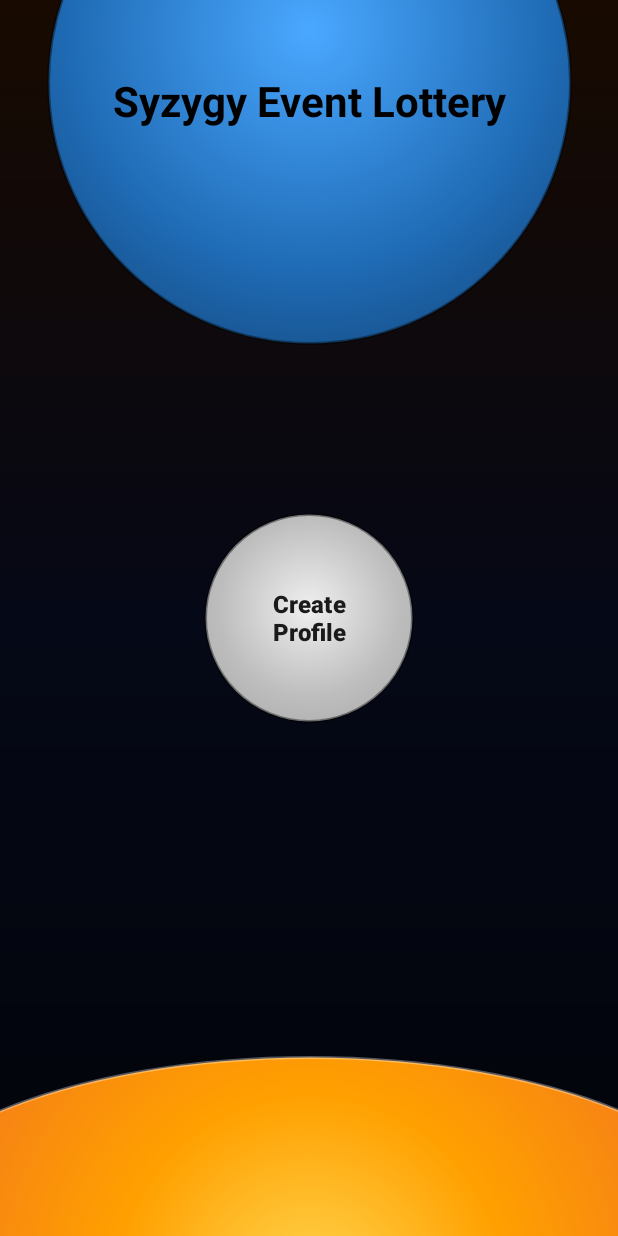
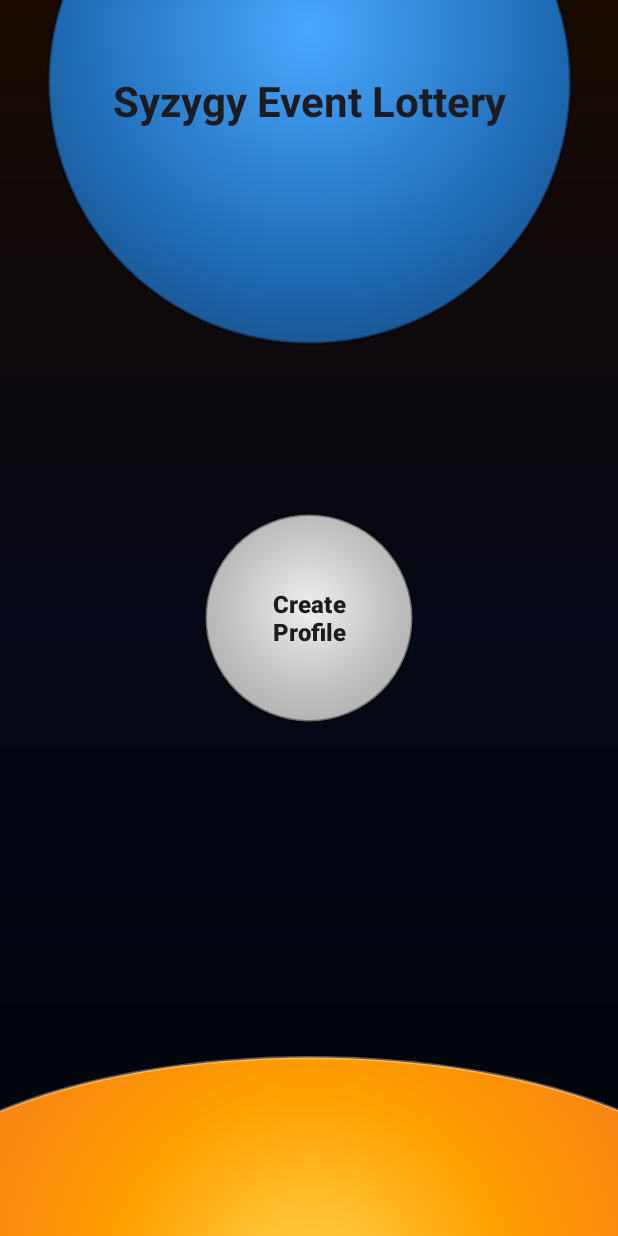
Before and after one commit to CMPUT301F25Syzygy/Syzygy-EventApp, an Android app: the screen it shows after launch (WelcomeActivity), on a phone screen of 412 x 824 dp. Run offline under Robolectric (Android 15) with nearby library versions, the phone set to English and light mode, and no system bars; our stand-ins replace Firebase (no records; nobody signed in at launch, a user with empty details on screens opened directly).

Commit message:
fix hard-coded colours

```diff
--- a/SyzygyEventApp/app/src/main/res/layout/activity_welcome.xml
+++ b/SyzygyEventApp/app/src/main/res/layout/activity_welcome.xml
@@ -37,7 +37,7 @@
         android:text="Syzygy Event Lottery"
         android:textSize="28sp"
         android:textStyle="bold"
-        android:textColor="@android:color/black"
+        android:textColor="?android:attr/textColorPrimary"
         android:gravity="center"
         android:paddingTop="48dp"
         android:paddingBottom="16dp"
@@ -62,21 +62,21 @@
         android:id="@+id/createProfileButton"
         android:layout_width="140dp"
         android:layout_height="140dp"
+        android:background="@android:color/transparent"
+        android:backgroundTint="@null"
+        android:gravity="center"
         android:text="Create Profile"
+        android:textColor="?android:attr/textColorPrimary"
+
         android:textSize="16sp"
         android:textStyle="bold"
-        android:gravity="center"
-        android:textColor="#FF1A1A1A"
+        android:visibility="gone"
 
-        android:background="@android:color/transparent"
-        android:backgroundTint="@null"
         app:backgroundTint="@null"
-
-        android:visibility="gone"
+        app:layout_constraintBottom_toBottomOf="parent"
+        app:layout_constraintEnd_toEndOf="parent"
+        app:layout_constraintStart_toStartOf="parent"
         app:layout_constraintTop_toTopOf="parent"
-        app:layout_constraintBottom_toBottomOf="parent"
-        app:layout_constraintStart_toStartOf="parent"
-        app:layout_constraintEnd_toEndOf="parent"
         app:layout_constraintVertical_bias="0.5" />
 
 </androidx.constraintlayout.widget.ConstraintLayout>
--- a/SyzygyEventApp/app/src/main/res/layout/fragment_administrator.xml
+++ b/SyzygyEventApp/app/src/main/res/layout/fragment_administrator.xml
@@ -49,7 +49,7 @@
         <View
             android:layout_width="match_parent"
             android:layout_height="1dp"
-            android:background="#E0E0E0"
+            android:background="@color/grey"
             android:layout_marginVertical="8dp"/>
 
     </LinearLayout>
--- a/SyzygyEventApp/app/src/main/res/layout/fragment_organizer.xml
+++ b/SyzygyEventApp/app/src/main/res/layout/fragment_organizer.xml
@@ -63,8 +63,8 @@
         <View
             android:layout_width="match_parent"
             android:layout_height="1dp"
-            android:background="#E0E0E0"
-            android:layout_marginVertical="8dp"/>
+            android:layout_marginVertical="8dp"
+            android:background="@color/grey" />
 
         <!-- Past Events Section -->
         <com.example.syzygy_eventapp.OrganizerEventSummaryListView
--- a/SyzygyEventApp/app/src/main/res/layout/fragment_qr_generate.xml
+++ b/SyzygyEventApp/app/src/main/res/layout/fragment_qr_generate.xml
@@ -65,10 +65,10 @@
             android:id="@+id/export_button"
             android:layout_width="0dp"
             android:layout_height="wrap_content"
+            android:layout_marginEnd="8dp"
             android:layout_weight="1"
-            android:layout_marginEnd="8dp"
+            android:backgroundTint="@color/green"
             android:text="Export QR Code"
-            android:backgroundTint="#2E7D32"
             android:textColor="?android:attr/colorBackground" />
 
         <Button
@@ -78,7 +78,7 @@
             android:layout_weight="1"
             android:layout_marginStart="8dp"
             android:text="Close"
-            android:backgroundTint="#007BFF"
+            android:backgroundTint="@color/blue"
             android:textColor="?android:attr/colorBackground" />
     </LinearLayout>
 
--- a/SyzygyEventApp/app/src/main/res/values-night/themes.xml
+++ b/SyzygyEventApp/app/src/main/res/values-night/themes.xml
@@ -4,4 +4,8 @@
         <!-- Customize your dark theme here. -->
         <!-- <item name="colorPrimary">@color/my_dark_primary</item> -->
     </style>
+
+    <color name="pale_blue">#0D47A1</color>
+    <color name="pale_green">#1B5E20</color>
+    <color name="pale_orange">#AD4800</color>
 </resources>
--- a/SyzygyEventApp/app/src/main/res/values/themes.xml
+++ b/SyzygyEventApp/app/src/main/res/values/themes.xml
@@ -11,4 +11,8 @@
         <item name="cornerFamily">rounded</item>
         <item name="cornerSize">50%</item>
     </style>
+
+    <color name="pale_blue">#BBDEFB</color>
+    <color name="pale_green">#C8E6C9</color>
+    <color name="pale_orange">#FFECB3</color>
 </resources>
```
Also changed, not shown: SyzygyEventApp/app/src/main/res/layout/dialog_waitlist_entries.xml (+4 -7 lines), SyzygyEventApp/app/src/main/res/layout/fragment_send_notification.xml (+8 -8 lines).
